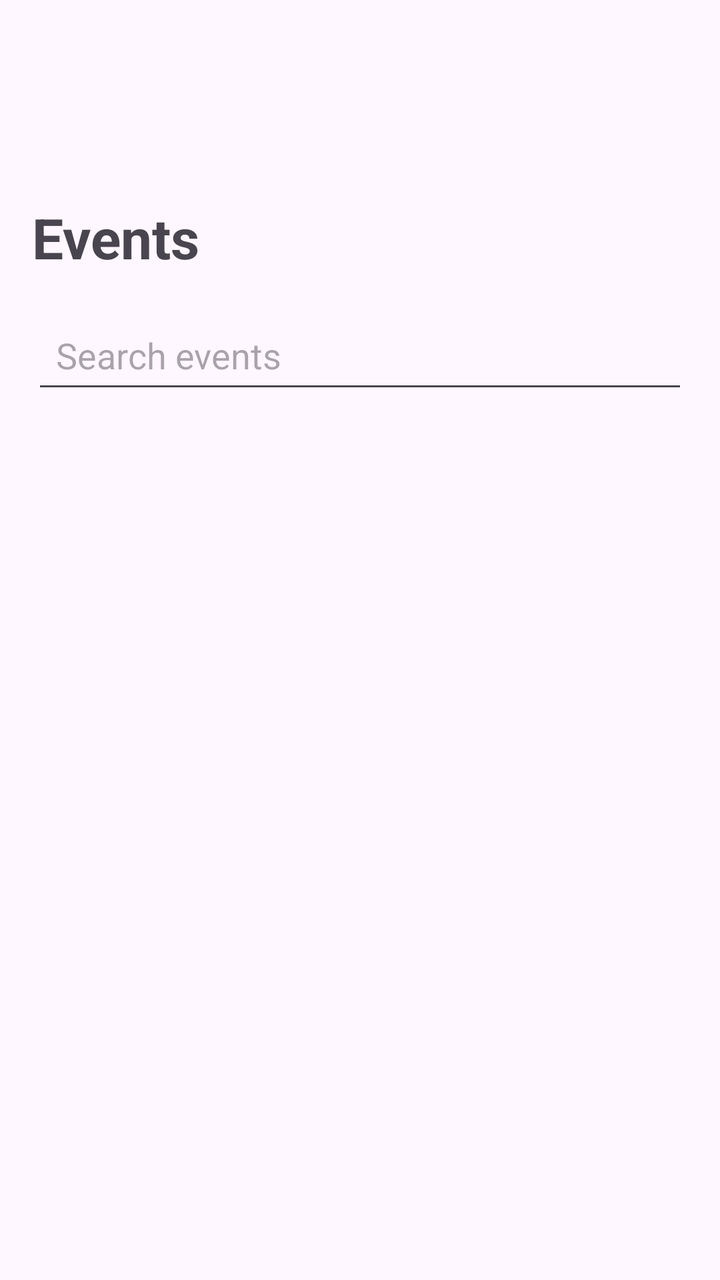
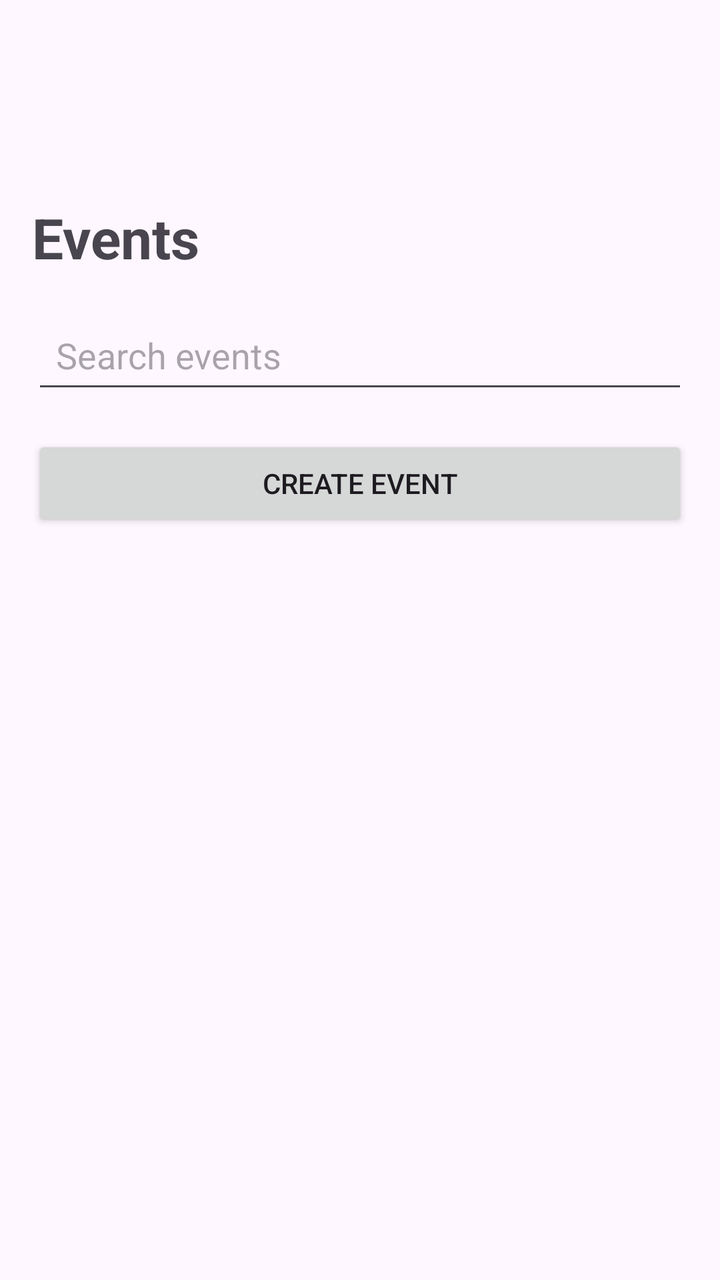

Screens rendered from an Android XML layout before and after an edit, with the pre-edit source and the edit as a unified diff.
<!-- AndroidManifest.xml: application theme Theme.AppEventia -->
<!-- res/layout/activity_evento_list.xml -->
<?xml version="1.0" encoding="utf-8"?>
<LinearLayout
    xmlns:android="http://schemas.android.com/apk/res/android"
    android:layout_width="match_parent"
    android:layout_height="match_parent"
    android:orientation="vertical"
    android:paddingTop="100dp"
    android:paddingBottom="16dp"
    android:paddingHorizontal="16dp">

    <TextView
        android:id="@+id/eventosTitle"
        android:layout_width="wrap_content"
        android:layout_height="wrap_content"
        android:text="@string/events_title"
        android:textSize="28sp"
        android:textStyle="bold"
        android:layout_marginBottom="16dp"/>

    <EditText
        android:id="@+id/searchEditText"
        android:layout_width="match_parent"
        android:layout_height="wrap_content"
        android:hint="@string/search_events"
        android:padding="12dp"
        android:layout_marginBottom="16dp"/>

    <androidx.recyclerview.widget.RecyclerView
        android:id="@+id/eventosRecyclerView"
        android:layout_width="match_parent"
        android:layout_height="match_parent"
        android:padding="8dp"
        android:clipToPadding="false"/>

</LinearLayout>
<!-- resources referenced by this layout -->
<resources>
  <string name="events_title">Events</string>
  <string name="search_events">Search events</string>
  <style name="Theme.AppEventia" parent="Base.Theme.AppEventia" />
  <style name="Base.Theme.AppEventia" parent="Theme.Material3.DayNight">
          
          
      </style>
</resources>

<!-- the commit's change to res/layout/activity_evento_list.xml (unified diff, before → after) -->
@@ -25,6 +25,13 @@
         android:padding="12dp"
         android:layout_marginBottom="16dp"/>
 
+    <Button
+        android:id="@+id/addEventoButton"
+        android:layout_width="match_parent"
+        android:layout_height="wrap_content"
+        android:text="@string/create_event"
+        android:layout_marginBottom="16dp"/>
+
     <androidx.recyclerview.widget.RecyclerView
         android:id="@+id/eventosRecyclerView"
         android:layout_width="match_parent"
<!-- resource entries referenced after the edit -->
@@ -1,5 +1,6 @@
 <!-- resources referenced by this layout -->
 <resources>
+  <string name="create_event">Create event</string>
   <string name="events_title">Events</string>
   <string name="search_events">Search events</string>
   <style name="Theme.AppEventia" parent="Base.Theme.AppEventia" />
